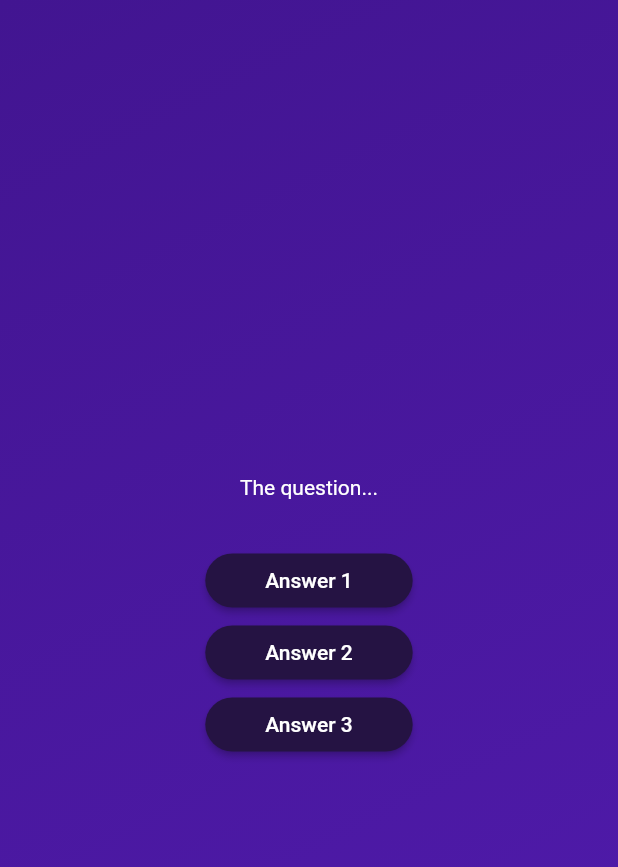
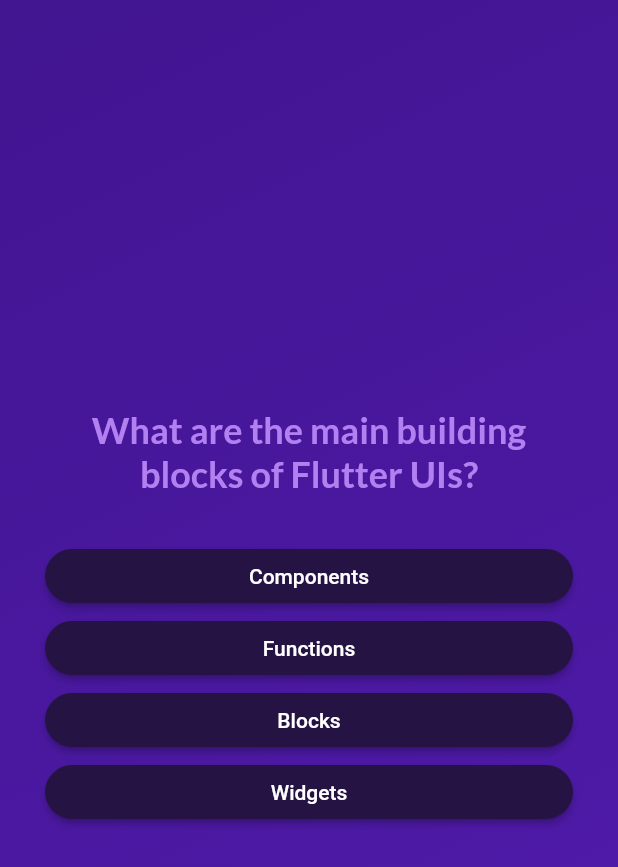
Before and after one commit to RolandMarton/flutter_quiz_app, a Flutter app: the screen it shows after launch, after a tap on "Start Quiz", on a phone screen of 412 x 824 dp. Shown: the top 867 px of the screen. Run offline on Flutter 3.47's test engine with Material 2 defaults, Android fonts, the phone set to English and light mode, and no system bars; our stand-ins replace google_fonts.

Commit message:
Finish quizz app

```diff
--- a/lib/answer_button.dart
+++ b/lib/answer_button.dart
@@ -25,6 +25,9 @@ class AnswerButton extends StatelessWidget {
             borderRadius: BorderRadius.circular(40),
           ),
         ),
-        child: Text(answerText));
+        child: Text(
+          answerText,
+          textAlign: TextAlign.center,
+        ));
   }
 }
--- a/lib/models/quiz_question.dart
+++ b/lib/models/quiz_question.dart
@@ -3,4 +3,10 @@ class QuizQuestion {
 
   final String text;
   final List<String> answers;
+
+  List<String> getShuffledAnswers() {
+    final shuffledList = List.of(answers);
+    shuffledList.shuffle();
+    return shuffledList;
+  }
 }
--- a/lib/questions_screen.dart
+++ b/lib/questions_screen.dart
@@ -1,8 +1,16 @@
 import 'package:flutter/material.dart';
+
 import 'package:quiz_app/answer_button.dart';
+import 'package:quiz_app/data/questions.dart';
+import 'package:google_fonts/google_fonts.dart';
 
 class QuestionsScreen extends StatefulWidget {
-  const QuestionsScreen({super.key});
+  const QuestionsScreen({
+    super.key,
+    required this.onSelectAnswer,
+  });
+
+  final void Function(String answer) onSelectAnswer;
 
   @override
   State<QuestionsScreen> createState() {
@@ -11,31 +19,46 @@ class QuestionsScreen extends StatefulWidget {
 }
 
 class _QuestionsScreenState extends State<QuestionsScreen> {
+  var currentQuestionIndex = 0;
+
+  void answerQuestion(String selectedAnswer) {
+    widget.onSelectAnswer(selectedAnswer);
+    setState(() {
+      currentQuestionIndex++;
+    });
+  }
+
   @override
   Widget build(context) {
+    final currentQuestion = questions[currentQuestionIndex];
+
     return SizedBox(
       width: double.infinity,
-      child: Column(
-        mainAxisAlignment: MainAxisAlignment.center,
-        children: [
-          const Text('The question...',
-              style: TextStyle(
-                color: Colors.white,
-              )),
-          const SizedBox(height: 30),
-          AnswerButton(
-            answerText: 'Answer 1',
-            onTap: () {},
-          ),
-          AnswerButton(
-            answerText: 'Answer 2',
-            onTap: () {},
-          ),
-          AnswerButton(
-            answerText: 'Answer 3',
-            onTap: () {},
-          ),
-        ],
+      child: Container(
+        margin: const EdgeInsets.all(30),
+        child: Column(
+          mainAxisAlignment: MainAxisAlignment.center,
+          crossAxisAlignment: CrossAxisAlignment.stretch,
+          children: [
+            Text(
+              currentQuestion.text,
+              style: GoogleFonts.lato(
+                  color: const Color.fromARGB(255, 179, 128, 241),
+                  fontSize: 24,
+                  fontWeight: FontWeight.bold),
+              textAlign: TextAlign.center,
+            ),
+            const SizedBox(height: 30),
+            ...currentQuestion.getShuffledAnswers().map((answer) {
+              return AnswerButton(
+                answerText: answer,
+                onTap: () {
+                  answerQuestion(answer);
+                },
+              );
+            }),
+          ],
+        ),
       ),
     );
   }
--- a/lib/quiz.dart
+++ b/lib/quiz.dart
@@ -1,6 +1,9 @@
 import 'package:flutter/material.dart';
+
 import 'package:quiz_app/questions_screen.dart';
 import 'package:quiz_app/start_screen.dart';
+import 'package:quiz_app/data/questions.dart';
+import 'package:quiz_app/results_screen.dart';
 
 class Quiz extends StatefulWidget {
   const Quiz({super.key});
@@ -12,10 +15,28 @@ class Quiz extends StatefulWidget {
 }
 
 class _QuizState extends State<Quiz> {
+  List<String> selectedAnswers = [];
   var activeScreen = 'start-screen';
 
   void switchScreen() {
     setState(() {
+      activeScreen = 'questions-screen';
+    });
+  }
+
+  void chooseAnswer(String answer) {
+    selectedAnswers.add(answer);
+
+    if (selectedAnswers.length == questions.length) {
+      setState(() {
+        activeScreen = 'results-screen';
+      });
+    }
+  }
+
+  void restartQuiz() {
+    setState(() {
+      selectedAnswers = [];
       activeScreen = 'questions-screen';
     });
   }
@@ -25,7 +46,16 @@ class _QuizState extends State<Quiz> {
     Widget screenWidget = StartScreen(switchScreen);
 
     if (activeScreen == 'questions-screen') {
-      screenWidget = const QuestionsScreen();
+      screenWidget = QuestionsScreen(
+        onSelectAnswer: chooseAnswer,
+      );
+    }
+
+    if (activeScreen == 'results-screen') {
+      screenWidget = ResultsScreen(
+        chosenAnswers: selectedAnswers,
+        onRestart: restartQuiz,
+      );
     }
 
     return MaterialApp(
@@ -39,7 +69,8 @@ class _QuizState extends State<Quiz> {
               ],
               begin: Alignment.topLeft,
               end: Alignment.bottomRight,
-          )),
+            ),
+          ),
           child: screenWidget,
         ),
       ),
--- a/lib/start_screen.dart
+++ b/lib/start_screen.dart
@@ -1,4 +1,6 @@
 import 'package:flutter/material.dart';
+
+import 'package:google_fonts/google_fonts.dart';
 
 class StartScreen extends StatelessWidget {
   const StartScreen(this.startQuiz, {super.key});
@@ -14,16 +16,21 @@ class StartScreen extends StatelessWidget {
           // Opacity(
           //     opacity: 0.6,
           //     child: Image.asset('assets/images/quiz-logo.png', width: 300)),
-        Image.asset('assets/images/quiz-logo.png',
-            width: 300, color: const Color.fromARGB(150, 255, 255, 255)),
+          Image.asset(
+            'assets/images/quiz-logo.png',
+            width: 300,
+            color: const Color.fromARGB(150, 255, 255, 255),
+          ),
           const SizedBox(
             height: 80,
           ),
-        const Text('Learn Flutter the fun way!',
-            style: TextStyle(
+          Text(
+            'Learn Flutter the fun way!',
+            style: GoogleFonts.lato(
               color: Colors.white,
               fontSize: 24,
-            )),
+            ),
+          ),
           const SizedBox(height: 30),
           OutlinedButton.icon(
             onPressed: startQuiz,
@@ -34,6 +41,7 @@ class StartScreen extends StatelessWidget {
             label: const Text("Start Quiz"),
           ),
         ],
-    ));
+      ),
+    );
   }
 }
--- a/pubspec.yaml
+++ b/pubspec.yaml
@@ -34,6 +34,7 @@ dependencies:
   # The following adds the Cupertino Icons font to your application.
   # Use with the CupertinoIcons class for iOS style icons.
   cupertino_icons: ^1.0.2
+  google_fonts: ^4.0.4
 
 dev_dependencies:
   flutter_test:
```
Also changed, not shown: lib/questions_summary/question_identifier.dart (added, +35 -0 lines), lib/questions_summary/questions.summary.dart (added, +23 -0 lines), lib/questions_summary/summary_item.dart (added, +56 -0 lines), lib/results_screen.dart (added, +73 -0 lines), pubspec.lock, 1 other file. Lines whose indentation alone changed are shown as unchanged.
